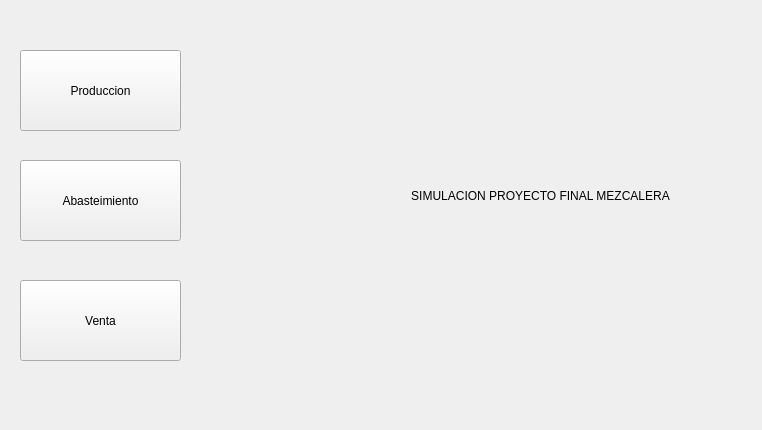
EscuelaProyectosPOO/simulacion, file pantalla_principal.ui: the form before one commit.
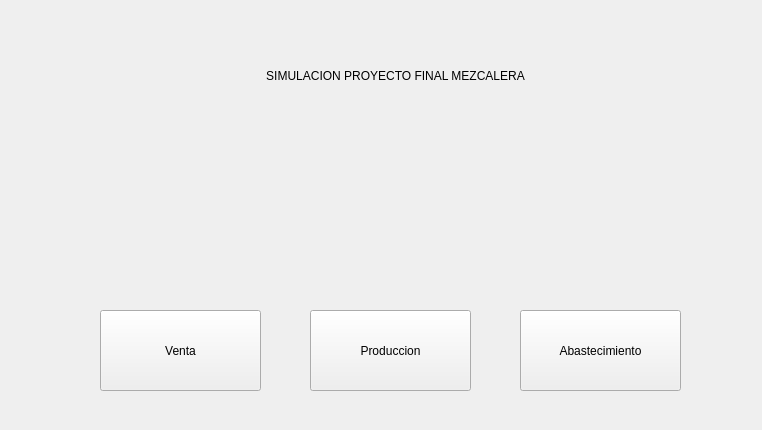
The form after the commit. Icons and pictures are not drawn.

Diff of the .ui file:
```diff
--- a/pantalla_principal.ui
+++ b/pantalla_principal.ui
@@ -59,8 +59,8 @@
    <widget class="QPushButton" name="btnproduccion">
     <property name="geometry">
      <rect>
-      <x>20</x>
-      <y>50</y>
+      <x>310</x>
+      <y>310</y>
       <width>161</width>
       <height>81</height>
      </rect>
@@ -72,8 +72,8 @@
    <widget class="QPushButton" name="btnventa">
     <property name="geometry">
      <rect>
-      <x>20</x>
-      <y>280</y>
+      <x>100</x>
+      <y>310</y>
       <width>161</width>
       <height>81</height>
      </rect>
@@ -85,22 +85,22 @@
    <widget class="QPushButton" name="btnabastecimiento">
     <property name="geometry">
      <rect>
-      <x>20</x>
-      <y>160</y>
+      <x>520</x>
+      <y>310</y>
       <width>161</width>
       <height>81</height>
      </rect>
     </property>
     <property name="text">
-     <string>Abasteimiento</string>
+     <string>Abastecimiento</string>
     </property>
    </widget>
    <widget class="QLabel" name="label1">
     <property name="geometry">
      <rect>
-      <x>330</x>
-      <y>150</y>
-      <width>421</width>
+      <x>180</x>
+      <y>30</y>
+      <width>431</width>
       <height>91</height>
      </rect>
     </property>
```
Left out of the diff: 3 changed lines with no effect on the pictures.
